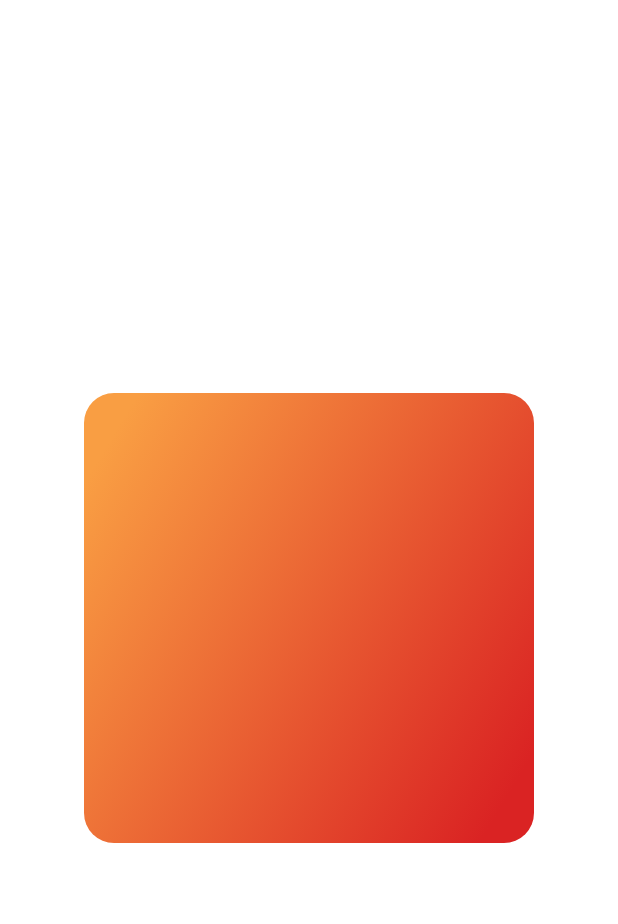
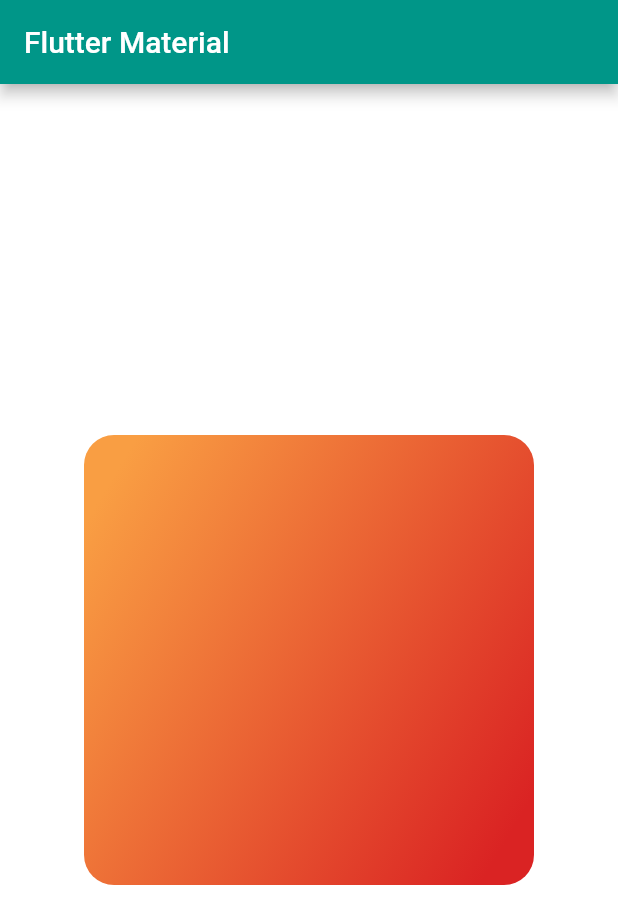
Before and after one commit to 73-sk-nahid/Flutter_Materials, a Flutter app: the screen it shows after launch, on a phone screen of 412 x 824 dp. Shown: the top 924 px of the screen. Run offline on Flutter 3.47's test engine with Material 2 defaults, Android fonts, the phone set to English and light mode, and no system bars; our stand-ins replace hooks_riverpod.

Commit message:
add appbar

```diff
--- a/lib/animated_gradient.dart
+++ b/lib/animated_gradient.dart
@@ -87,6 +87,9 @@ class _MyAppState extends State<MyApp> with SingleTickerProviderStateMixin {
       darkTheme: AppTheme.darkTheme,
       //themeMode: appThemeState.isDarkMdeEnabled ? ThemeData.dark: ThemeMode.light,
       home: Scaffold(
+        appBar: AppBar(
+          title: Text("Flutter Material"),
+        ),
         body: Center(
           child: AnimatedBuilder(
               animation: _controller,
```
